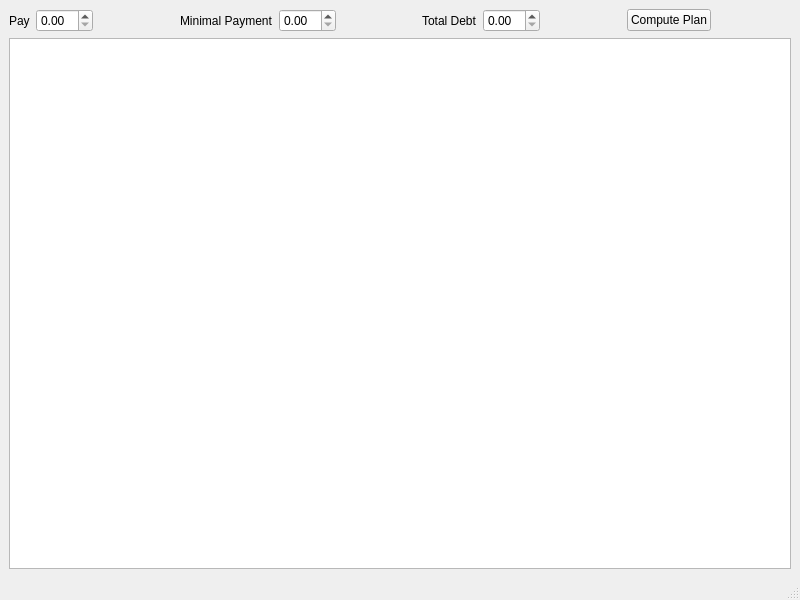
Above: src/mainwindow.ui from LoreleiPenn/debt-o-meter before the change. Below: the same form after it.
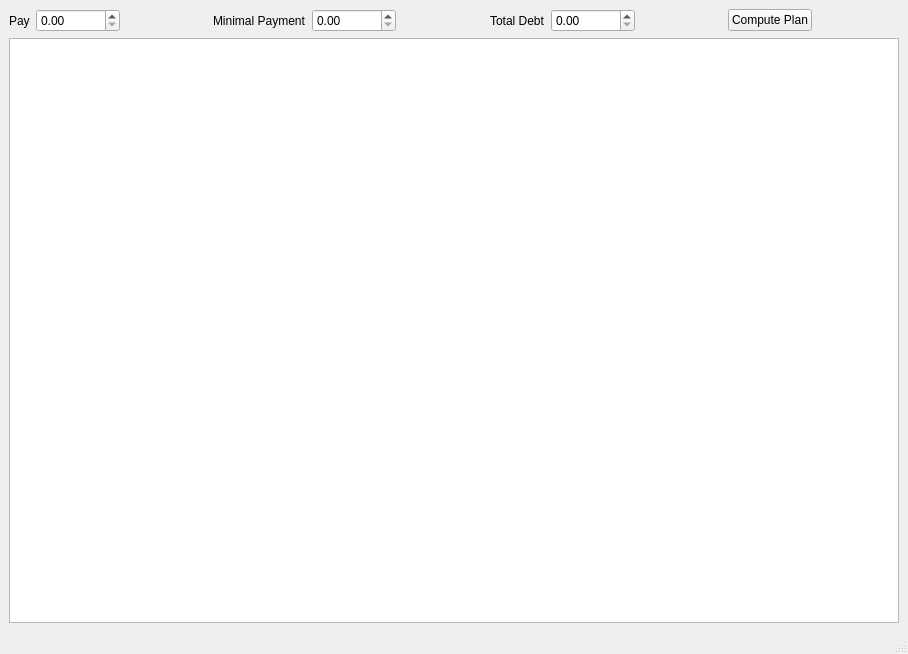
That is the form after the change.

Commit message: Implemented a barely working code for now.

```diff
--- a/src/mainwindow.ui
+++ b/src/mainwindow.ui
@@ -6,8 +6,8 @@
    <rect>
     <x>0</x>
     <y>0</y>
-    <width>800</width>
-    <height>600</height>
+    <width>908</width>
+    <height>654</height>
    </rect>
   </property>
   <property name="windowTitle">
@@ -29,7 +29,11 @@
            </widget>
           </item>
           <item>
-           <widget class="QDoubleSpinBox" name="doubleSpinBox_pay"/>
+           <widget class="QDoubleSpinBox" name="doubleSpinBox_pay">
+            <property name="maximum">
+             <double>10000000000.000000000000000</double>
+            </property>
+           </widget>
           </item>
          </layout>
         </item>
@@ -56,7 +60,11 @@
            </widget>
           </item>
           <item>
-           <widget class="QDoubleSpinBox" name="doubleSpinBox_min_pay"/>
+           <widget class="QDoubleSpinBox" name="doubleSpinBox_min_pay">
+            <property name="maximum">
+             <double>1000000000.000000000000000</double>
+            </property>
+           </widget>
           </item>
          </layout>
         </item>
@@ -83,7 +91,11 @@
            </widget>
           </item>
           <item>
-           <widget class="QDoubleSpinBox" name="doubleSpinBox_total"/>
+           <widget class="QDoubleSpinBox" name="doubleSpinBox_total">
+            <property name="maximum">
+             <double>10000000000.000000000000000</double>
+            </property>
+           </widget>
           </item>
          </layout>
         </item>
```
Left out of the diff: 4 changed lines with no effect on the pictures. The commit also changes 2 other files.
